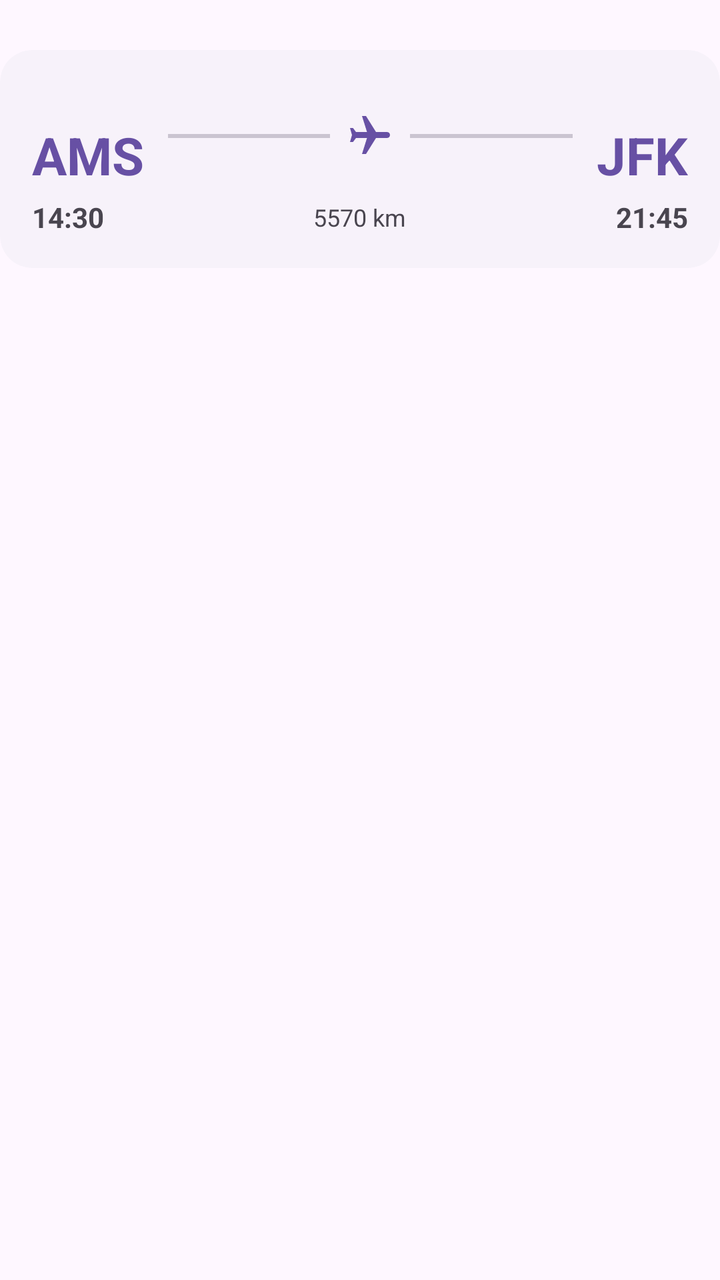
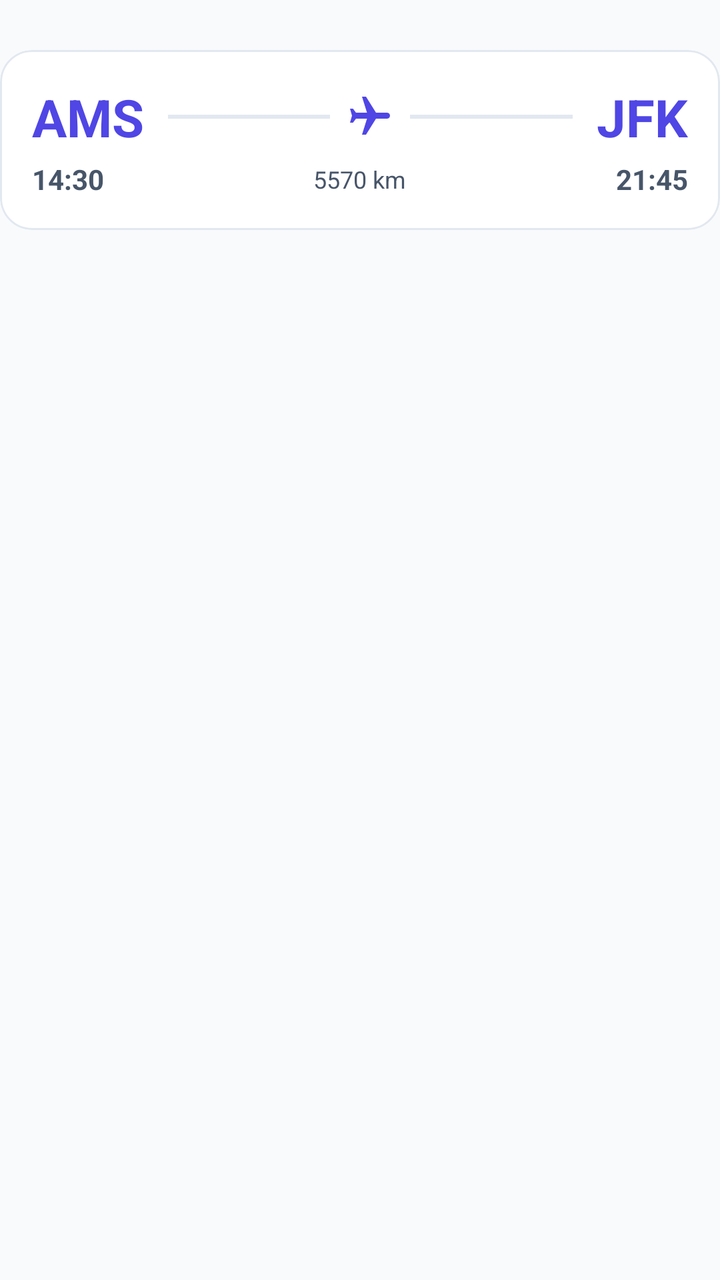

Screens rendered from an Android XML layout before and after an edit, with the pre-edit source and the edit as a unified diff.
<!-- AndroidManifest.xml: application theme Theme.FlightStats -->
<!-- res/layout/item_flight.xml -->
<?xml version="1.0" encoding="utf-8"?>
<LinearLayout
    xmlns:android="http://schemas.android.com/apk/res/android"
    xmlns:app="http://schemas.android.com/apk/res-auto"
    android:layout_width="match_parent"
    android:layout_height="wrap_content"
    android:orientation="vertical"
    android:layout_marginHorizontal="12dp"
    android:layout_marginVertical="6dp">

    
    <TextView
        android:id="@+id/tv_trip_date_header"
        android:layout_width="wrap_content"
        android:layout_height="wrap_content"
        android:layout_marginStart="8dp"
        android:layout_marginBottom="6dp"
        android:textSize="14sp"
        android:textStyle="bold"
        android:textColor="?attr/colorPrimary"/>

    <com.google.android.material.card.MaterialCardView
        android:layout_width="match_parent"
        android:layout_height="wrap_content"
        app:cardCornerRadius="16dp"
        app:cardElevation="0dp"
        app:strokeWidth="0dp"
        app:cardBackgroundColor="?attr/colorSurfaceContainerLow">

        <LinearLayout
            android:layout_width="match_parent"
            android:layout_height="wrap_content"
            android:orientation="vertical"
            android:padding="16dp">

            
            <LinearLayout
                android:id="@+id/row_collapsed"
                android:layout_width="match_parent"
                android:layout_height="wrap_content"
                android:orientation="vertical">

                
                <LinearLayout
                    android:layout_width="match_parent"
                    android:layout_height="wrap_content"
                    android:orientation="horizontal"
                    android:gravity="center_vertical">

                    
                    <LinearLayout
                        android:layout_width="wrap_content"
                        android:layout_height="wrap_content"
                        android:orientation="vertical"
                        android:gravity="start">
                        <TextView
                            android:id="@+id/tv_origin_flag"
                            android:layout_width="wrap_content"
                            android:layout_height="wrap_content"
                            android:textSize="14sp"/>
                        <TextView
                            android:id="@+id/tv_origin"
                            android:layout_width="wrap_content"
                            android:layout_height="wrap_content"
                            android:text="AMS"
                            android:textSize="26sp"
                            android:textStyle="bold"
                            android:textColor="?attr/colorPrimary"/>
                    </LinearLayout>

                    
                    <LinearLayout
                        android:layout_width="0dp"
                        android:layout_height="wrap_content"
                        android:layout_weight="1"
                        android:orientation="horizontal"
                        android:gravity="center_vertical"
                        android:layout_marginHorizontal="12dp">
                        <View
                            android:layout_width="0dp"
                            android:layout_height="2dp"
                            android:layout_weight="1"
                            android:background="?attr/colorOutlineVariant"/>
                        <ImageView
                            android:id="@+id/iv_airplane"
                            android:layout_width="24dp"
                            android:layout_height="24dp"
                            android:layout_marginHorizontal="8dp"
                            android:src="@drawable/ic_airplane"
                            app:tint="?attr/colorPrimary"/>
                        <View
                            android:layout_width="0dp"
                            android:layout_height="2dp"
                            android:layout_weight="1"
                            android:background="?attr/colorOutlineVariant"/>
                    </LinearLayout>

                    
                    <LinearLayout
                        android:layout_width="wrap_content"
                        android:layout_height="wrap_content"
                        android:orientation="vertical"
                        android:gravity="end">
                        <TextView
                            android:id="@+id/tv_dest_flag"
                            android:layout_width="wrap_content"
                            android:layout_height="wrap_content"
                            android:textSize="14sp"/>
                        <TextView
                            android:id="@+id/tv_destination"
                            android:layout_width="wrap_content"
                            android:layout_height="wrap_content"
                            android:text="JFK"
                            android:textSize="26sp"
                            android:textStyle="bold"
                            android:textColor="?attr/colorPrimary"/>
                    </LinearLayout>
                </LinearLayout>

                
                <LinearLayout
                    android:layout_width="match_parent"
                    android:layout_height="wrap_content"
                    android:orientation="horizontal"
                    android:layout_marginTop="4dp">

                    <TextView
                        android:id="@+id/tv_departure_time"
                        android:layout_width="wrap_content"
                        android:layout_height="wrap_content"
                        android:text="14:30"
                        android:textSize="14sp"
                        android:textStyle="bold"
                        android:textColor="?attr/colorOnSurfaceVariant"/>

                    <View
                        android:layout_width="0dp"
                        android:layout_height="1dp"
                        android:layout_weight="1"/>

                    <TextView
                        android:id="@+id/tv_distance"
                        android:layout_width="wrap_content"
                        android:layout_height="wrap_content"
                        android:text="5570 km"
                        android:textSize="12sp"
                        android:textColor="?attr/colorOnSurfaceVariant"
                        android:layout_gravity="center_vertical"/>

                    <View
                        android:layout_width="0dp"
                        android:layout_height="1dp"
                        android:layout_weight="1"/>

                    <TextView
                        android:id="@+id/tv_arrival_time"
                        android:layout_width="wrap_content"
                        android:layout_height="wrap_content"
                        android:text="21:45"
                        android:textSize="14sp"
                        android:textStyle="bold"
                        android:textColor="?attr/colorOnSurfaceVariant"/>
                </LinearLayout>
            </LinearLayout>

            
            <LinearLayout
                android:id="@+id/section_expanded"
                android:layout_width="match_parent"
                android:layout_height="wrap_content"
                android:orientation="vertical"
                android:visibility="gone">

                
                <View
                    android:layout_width="match_parent"
                    android:layout_height="1dp"
                    android:layout_marginVertical="12dp"
                    android:background="?attr/colorOutlineVariant"/>

                
                <TextView
                    android:id="@+id/tv_cities"
                    android:layout_width="wrap_content"
                    android:layout_height="wrap_content"
                    android:text="Amsterdam → New York"
                    android:textSize="14sp"
                    android:textColor="?attr/colorOnSurfaceVariant"
                    android:layout_marginBottom="12dp"/>

                
                <LinearLayout
                    android:layout_width="match_parent"
                    android:layout_height="wrap_content"
                    android:orientation="horizontal"
                    android:layout_marginBottom="10dp">

                    <com.google.android.material.textfield.TextInputLayout
                        android:id="@+id/layout_edit_departure_time"
                        style="@style/Widget.Material3.TextInputLayout.OutlinedBox"
                        android:layout_width="0dp"
                        android:layout_height="wrap_content"
                        android:layout_weight="1"
                        android:hint="Dep. Time"
                        android:layout_marginEnd="6dp">
                        <com.google.android.material.textfield.TextInputEditText
                            android:id="@+id/input_edit_departure_time"
                            android:layout_width="match_parent"
                            android:layout_height="wrap_content"
                            android:inputType="time"/>
                    </com.google.android.material.textfield.TextInputLayout>

                    <com.google.android.material.textfield.TextInputLayout
                        android:id="@+id/layout_edit_arrival_time"
                        style="@style/Widget.Material3.TextInputLayout.OutlinedBox"
                        android:layout_width="0dp"
                        android:layout_height="wrap_content"
                        android:layout_weight="1"
                        android:hint="Arr. Time"
                        android:layout_marginStart="6dp">
                        <com.google.android.material.textfield.TextInputEditText
                            android:id="@+id/input_edit_arrival_time"
                            android:layout_width="match_parent"
                            android:layout_height="wrap_content"
                            android:inputType="time"/>
                    </com.google.android.material.textfield.TextInputLayout>
                </LinearLayout>

                
                <LinearLayout
                    android:layout_width="match_parent"
                    android:layout_height="wrap_content"
                    android:orientation="horizontal"
                    android:layout_marginBottom="10dp">

                    <com.google.android.material.textfield.TextInputLayout
                        android:id="@+id/layout_airline"
                        style="@style/Widget.Material3.TextInputLayout.OutlinedBox"
                        android:layout_width="0dp"
                        android:layout_height="wrap_content"
                        android:layout_weight="1"
                        android:hint="Airline"
                        android:layout_marginEnd="6dp">
                        <com.google.android.material.textfield.TextInputEditText
                            android:id="@+id/input_airline"
                            android:layout_width="match_parent"
                            android:layout_height="wrap_content"
                            android:inputType="textCapWords"/>
                    </com.google.android.material.textfield.TextInputLayout>

                    <com.google.android.material.textfield.TextInputLayout
                        android:id="@+id/layout_flight_number"
                        style="@style/Widget.Material3.TextInputLayout.OutlinedBox"
                        android:layout_width="0dp"
                        android:layout_height="wrap_content"
                        android:layout_weight="1"
                        android:hint="Flight no."
                        android:layout_marginStart="6dp">
                        <com.google.android.material.textfield.TextInputEditText
                            android:id="@+id/input_flight_number"
                            android:layout_width="match_parent"
                            android:layout_height="wrap_content"
                            android:inputType="textCapCharacters"/>
                    </com.google.android.material.textfield.TextInputLayout>
                </LinearLayout>

                
                <LinearLayout
                    android:layout_width="match_parent"
                    android:layout_height="wrap_content"
                    android:orientation="horizontal"
                    android:layout_marginBottom="10dp">

                    <com.google.android.material.textfield.TextInputLayout
                        android:id="@+id/layout_seat"
                        style="@style/Widget.Material3.TextInputLayout.OutlinedBox"
                        android:layout_width="0dp"
                        android:layout_height="wrap_content"
                        android:layout_weight="1"
                        android:hint="Seat"
                        android:layout_marginEnd="6dp">
                        <com.google.android.material.textfield.TextInputEditText
                            android:id="@+id/input_seat"
                            android:layout_width="match_parent"
                            android:layout_height="wrap_content"
                            android:inputType="textCapCharacters"
                            android:maxLength="5"/>
                    </com.google.android.material.textfield.TextInputLayout>

                    <com.google.android.material.textfield.TextInputLayout
                        android:id="@+id/layout_seat_class"
                        style="@style/Widget.Material3.TextInputLayout.OutlinedBox.ExposedDropdownMenu"
                        android:layout_width="0dp"
                        android:layout_height="wrap_content"
                        android:layout_weight="1"
                        android:hint="Class"
                        android:layout_marginStart="6dp">
                        <AutoCompleteTextView
                            android:id="@+id/input_seat_class"
                            android:layout_width="match_parent"
                            android:layout_height="wrap_content"
                            android:inputType="none"
                            android:focusable="false"
                            android:clickable="true"/>
                    </com.google.android.material.textfield.TextInputLayout>
                </LinearLayout>

                
                <com.google.android.material.textfield.TextInputLayout
                    android:id="@+id/layout_notes"
                    style="@style/Widget.Material3.TextInputLayout.OutlinedBox"
                    android:layout_width="match_parent"
                    android:layout_height="wrap_content"
                    android:hint="Notes"
                    android:layout_marginBottom="12dp">
                    <com.google.android.material.textfield.TextInputEditText
                        android:id="@+id/input_notes"
                        android:layout_width="match_parent"
                        android:layout_height="wrap_content"
                        android:inputType="textMultiLine"
                        android:minLines="1"
                        android:maxLines="3"/>
                </com.google.android.material.textfield.TextInputLayout>

                
                <LinearLayout
                    android:layout_width="match_parent"
                    android:layout_height="wrap_content"
                    android:orientation="horizontal"
                    android:gravity="end">

                    <com.google.android.material.button.MaterialButton
                        android:id="@+id/btn_delete_flight"
                        style="@style/Widget.Material3.Button.OutlinedButton"
                        android:layout_width="wrap_content"
                        android:layout_height="wrap_content"
                        android:text="Delete"
                        app:icon="@android:drawable/ic_menu_delete"
                        app:iconTint="?attr/colorError"
                        android:textColor="?attr/colorError"
                        app:strokeColor="?attr/colorError"
                        android:layout_marginEnd="8dp"/>

                    <com.google.android.material.button.MaterialButton
                        android:id="@+id/btn_save_details"
                        style="@style/Widget.Material3.Button.TonalButton"
                        android:layout_width="wrap_content"
                        android:layout_height="wrap_content"
                        android:text="Save details"/>
                </LinearLayout>

            </LinearLayout>
        </LinearLayout>
    </com.google.android.material.card.MaterialCardView>
</LinearLayout>
<!-- resources referenced by this layout -->
<resources>
  <!-- drawable ic_airplane (drawable) -->
  <vector xmlns:android="http://schemas.android.com/apk/res/android"
      android:width="24dp"
      android:height="24dp"
      android:viewportWidth="24"
      android:viewportHeight="24">
    <group
        android:rotation="90"
        android:pivotX="12"
        android:pivotY="12">
      <path
          android:fillColor="#FF000000"
          android:pathData="M21,16v-2l-8,-5V3.5c0,-0.83 -0.67,-1.5 -1.5,-1.5S10,2.67 10,3.5V9l-8,5v2l8,-2.5V19l-2,1.5V22l3.5,-1 3.5,1v-1.5L13,19v-5.5l8,2.5z"/>
    </group>
  </vector>
  <style name="Theme.FlightStats" parent="Base.Theme.FlightStats" />
  <style name="Base.Theme.FlightStats" parent="Base.Theme.FlightStats.Common" />
  <style name="Base.Theme.FlightStats.Common" parent="Theme.Material3.DayNight.NoActionBar">
          <item name="android:statusBarColor">@android:color/transparent</item>
          <item name="android:navigationBarColor">@android:color/transparent</item>
          <item name="android:windowLightStatusBar" tools:targetApi="m">?attr/isLightTheme</item>
          <item name="android:windowLightNavigationBar" tools:targetApi="o_mr1">?attr/isLightTheme</item>
          <item name="android:enforceNavigationBarContrast" tools:targetApi="q">false</item>
      </style>
</resources>

<!-- the commit's change to res/layout/item_flight.xml (unified diff, before → after) -->
@@ -20,12 +20,10 @@
         android:textColor="?attr/colorPrimary"/>
 
     <com.google.android.material.card.MaterialCardView
+        style="@style/Widget.Material3.CardView.Outlined"
         android:layout_width="match_parent"
         android:layout_height="wrap_content"
-        app:cardCornerRadius="16dp"
-        app:cardElevation="0dp"
-        app:strokeWidth="0dp"
-        app:cardBackgroundColor="?attr/colorSurfaceContainerLow">
+        app:cardCornerRadius="16dp">
 
         <LinearLayout
             android:layout_width="match_parent"
@@ -57,7 +55,8 @@
                             android:id="@+id/tv_origin_flag"
                             android:layout_width="wrap_content"
                             android:layout_height="wrap_content"
-                            android:textSize="14sp"/>
+                            android:textSize="14sp"
+                            android:visibility="gone"/>
                         <TextView
                             android:id="@+id/tv_origin"
                             android:layout_width="wrap_content"
@@ -105,7 +104,8 @@
                             android:id="@+id/tv_dest_flag"
                             android:layout_width="wrap_content"
                             android:layout_height="wrap_content"
-                            android:textSize="14sp"/>
+                            android:textSize="14sp"
+                            android:visibility="gone"/>
                         <TextView
                             android:id="@+id/tv_destination"
                             android:layout_width="wrap_content"
<!-- resource entries referenced after the edit -->
@@ -16,7 +16,41 @@
     </group>
   </vector>
   <style name="Theme.FlightStats" parent="Base.Theme.FlightStats" />
-  <style name="Base.Theme.FlightStats" parent="Base.Theme.FlightStats.Common" />
+  <style name="Base.Theme.FlightStats" parent="Base.Theme.FlightStats.Common">
+          
+          <item name="colorPrimary">#4F46E5</item>
+          <item name="colorOnPrimary">#FFFFFF</item>
+          <item name="colorPrimaryContainer">#E0E7FF</item>
+          <item name="colorOnPrimaryContainer">#312E81</item>
+  
+          
+          <item name="colorSecondary">#0284C7</item>
+          <item name="colorOnSecondary">#FFFFFF</item>
+          <item name="colorSecondaryContainer">#E0F2FE</item>
+          <item name="colorOnSecondaryContainer">#0369A1</item>
+  
+          
+          <item name="colorTertiary">#D97706</item>
+          <item name="colorOnTertiary">#FFFFFF</item>
+          <item name="colorTertiaryContainer">#FEF3C7</item>
+          <item name="colorOnTertiaryContainer">#78350F</item>
+  
+          
+          <item name="android:colorBackground">#F8FAFC</item>
+          <item name="colorOnBackground">#0F172A</item>
+          <item name="colorSurface">#FFFFFF</item>
+          <item name="colorOnSurface">#0F172A</item>
+          <item name="colorSurfaceVariant">#F1F5F9</item>
+          <item name="colorOnSurfaceVariant">#475569</item>
+          <item name="colorOutline">#CBD5E1</item>
+          <item name="colorOutlineVariant">#E2E8F0</item>
+  
+          
+          <item name="colorSurfaceContainer">#F1F5F9</item>
+          <item name="colorSurfaceContainerLow">#F8FAFC</item>
+          <item name="colorSurfaceContainerHigh">#E2E8F0</item>
+          <item name="colorSurfaceContainerHighest">#CBD5E1</item>
+      </style>
   <style name="Base.Theme.FlightStats.Common" parent="Theme.Material3.DayNight.NoActionBar">
           <item name="android:statusBarColor">@android:color/transparent</item>
           <item name="android:navigationBarColor">@android:color/transparent</item>
